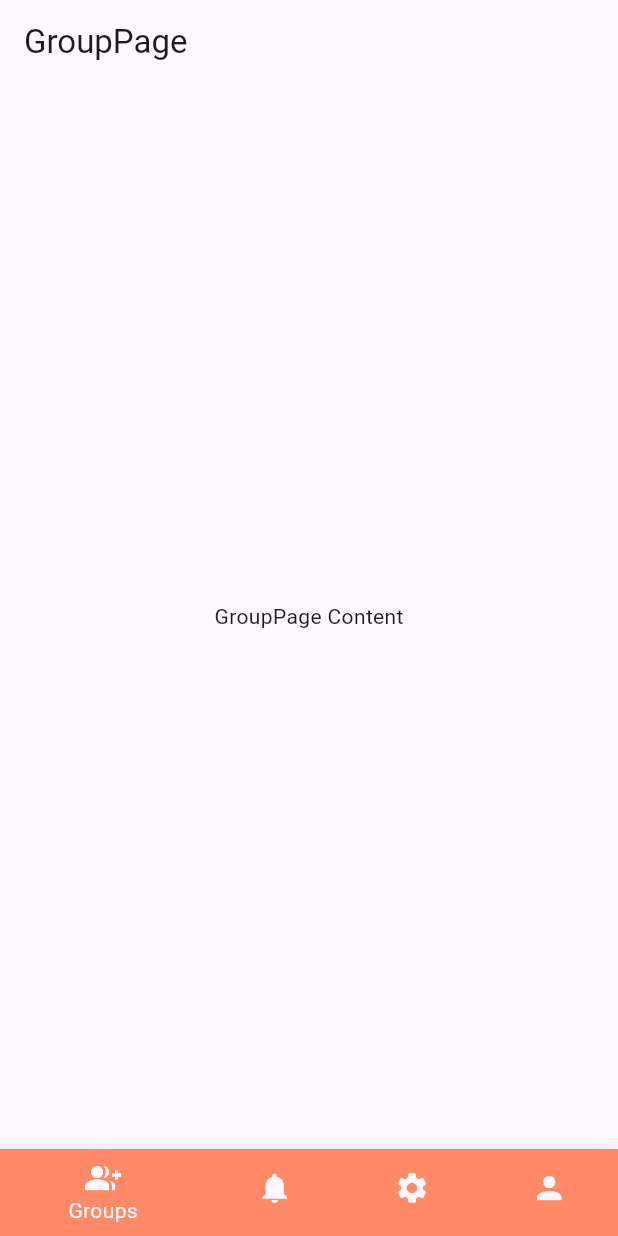
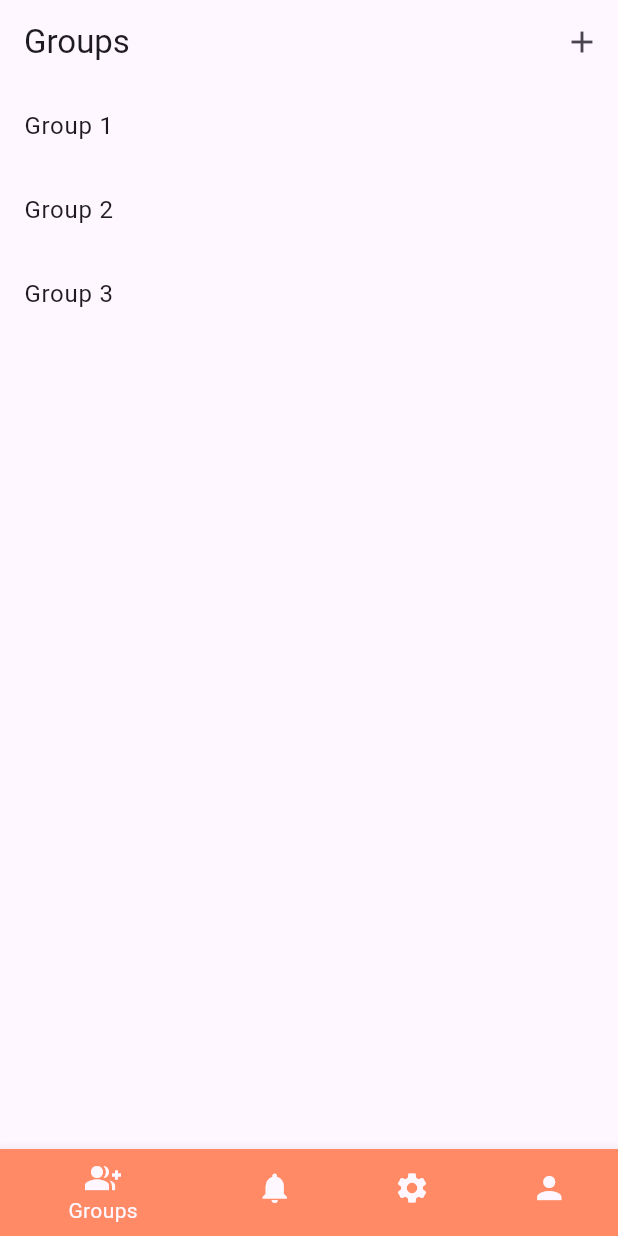
Before and after one commit to avroQ/application_stud, a Flutter app: the screen it shows after launch, after a tap on "Login", on a phone screen of 412 x 824 dp. Run offline on Flutter 3.47's test engine with Material 3 defaults, Android fonts, the phone set to English and light mode, and no system bars.

Commit message:
Add GroupPage

```diff
--- a/lib/main.dart
+++ b/lib/main.dart
@@ -1,5 +1,6 @@
+
+import 'package:flutter/material.dart';
 // main.dart
-import 'package:flutter/material.dart';
 import '/pages/log_page.dart';
 
 void main() {
--- a/lib/pages/baza_page.dart
+++ b/lib/pages/baza_page.dart
@@ -25,7 +25,7 @@ class _BazaPageState extends State<BazaPage> {
   }
 
   final List _pages = [
-    GroupPage(),
+    GroupsPage(),
     NotificationsPage(),
     SettingsPage(),
     ProfilePage(),
--- /dev/null
+++ b/lib/pages/group_detail_page.dart
@@ -0,0 +1,26 @@
+// group_detail_page.dart
+import 'package:flutter/material.dart';
+import 'groups_page.dart';
+
+class GroupDetailPage extends StatelessWidget {
+  final Group group;
+
+  const GroupDetailPage({Key? key, required this.group}) : super(key: key);
+
+  @override
+  Widget build(BuildContext context) {
+    return Scaffold(
+      appBar: AppBar(
+        title: Text(group.name),
+      ),
+      body: ListView.builder(
+        itemCount: group.items.length,
+        itemBuilder: (context, index) {
+          return ListTile(
+            title: Text(group.items[index]),
+          );
+        },
+      ),
+    );
+  }
+}
--- a/lib/pages/groups_page.dart
+++ b/lib/pages/groups_page.dart
@@ -1,18 +1,99 @@
-// notifications_page.dart
-// ignore_for_file: prefer_const_constructors
+// groups_page.dart
+import 'package:flutter/material.dart';
+import 'group_detail_page.dart';
 
-import 'package:flutter/material.dart';
+class Group {
+  String name;
+  List<String> items;
 
-class GroupPage extends StatelessWidget {
-  const GroupPage({super.key});
+  Group({required this.name, required this.items});
+}
+
+class GroupsPage extends StatefulWidget {
+  @override
+  _GroupsPageState createState() => _GroupsPageState();
+}
+
+class _GroupsPageState extends State<GroupsPage> {
+  List<Group> groups = [
+    Group(name: 'Group 1', items: ['Bread', 'Apple', 'Milk']),
+    Group(name: 'Group 2', items: ['Eggs', 'Flour', 'Sugar']),
+    Group(name: 'Group 3', items: ['Tea', 'Coffee', 'Honey']),
+  ];
+
+  void _showAddGroupDialog() {
+    TextEditingController _groupNameController = TextEditingController();
+
+    showDialog(
+      context: context,
+      builder: (context) {
+        return AlertDialog(
+          title: Text('Add New Group'),
+          content: TextField(
+            controller: _groupNameController,
+            decoration: InputDecoration(hintText: "Group Name"),
+          ),
+          actions: <Widget>[
+            TextButton(
+              child: Text('Cancel'),
+              onPressed: () {
+                Navigator.of(context).pop();
+              },
+            ),
+            TextButton(
+              child: Text('Add'),
+              onPressed: () {
+                if (_groupNameController.text.isNotEmpty) {
+                  setState(() {
+                    groups.add(Group(name: _groupNameController.text, items: []));
+                  });
+                  Navigator.of(context).pop();
+                }
+              },
+            ),
+          ],
+        );
+      },
+    );
+  }
+
   @override
   Widget build(BuildContext context) {
     return Scaffold(
       appBar: AppBar(
-        title: Text('GroupPage'),
+        title: Text('Groups'),
+        actions: [
+          IconButton(
+            icon: Icon(Icons.add),
+            onPressed: _showAddGroupDialog,
+          ),
+        ],
       ),
-      body: Center(
-        child: Text('GroupPage Content'),
+      body: ListView.builder(
+        itemCount: groups.length,
+        itemBuilder: (context, index) {
+          return Dismissible(
+            key: Key(groups[index].name),
+            onDismissed: (direction) {
+              setState(() {
+                groups.removeAt(index);
+              });
+
+              ScaffoldMessenger.of(context)
+                  .showSnackBar(SnackBar(content: Text('Group removed')));
+            },
+            background: Container(color: Colors.red),
+            child: ListTile(
+              title: Text(groups[index].name),
+              onTap: () => Navigator.push(
+                context,
+                MaterialPageRoute(
+                  builder: (context) => GroupDetailPage(group: groups[index]),
+                ),
+              ),
+            ),
+          );
+        },
       ),
     );
   }
```
